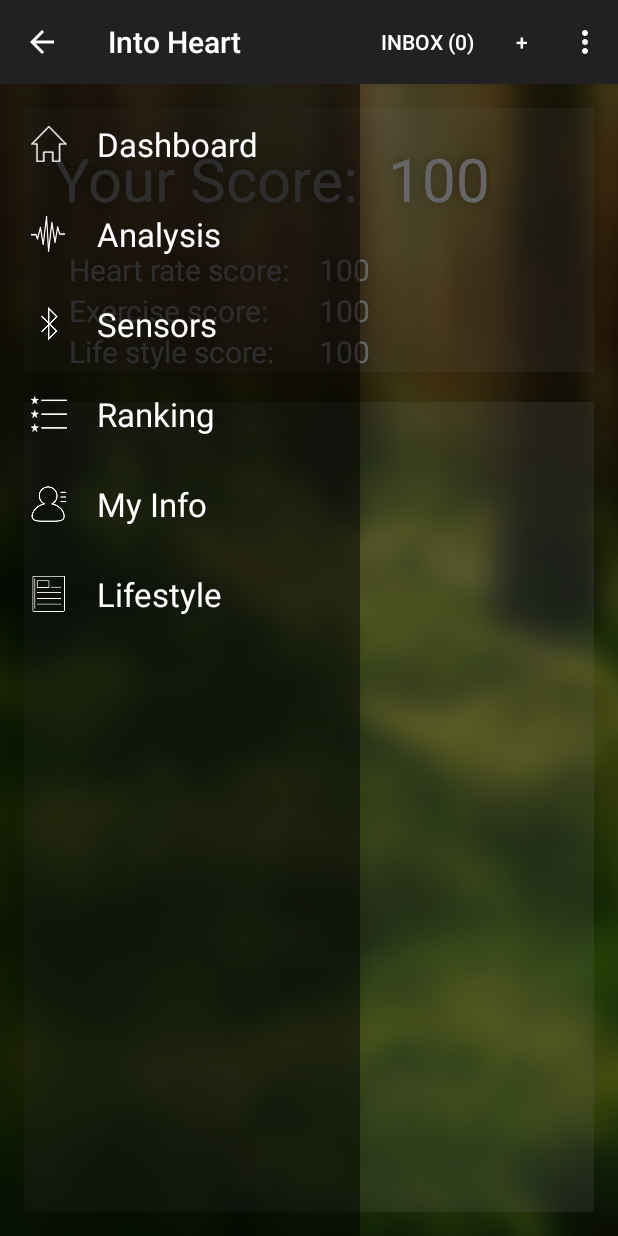
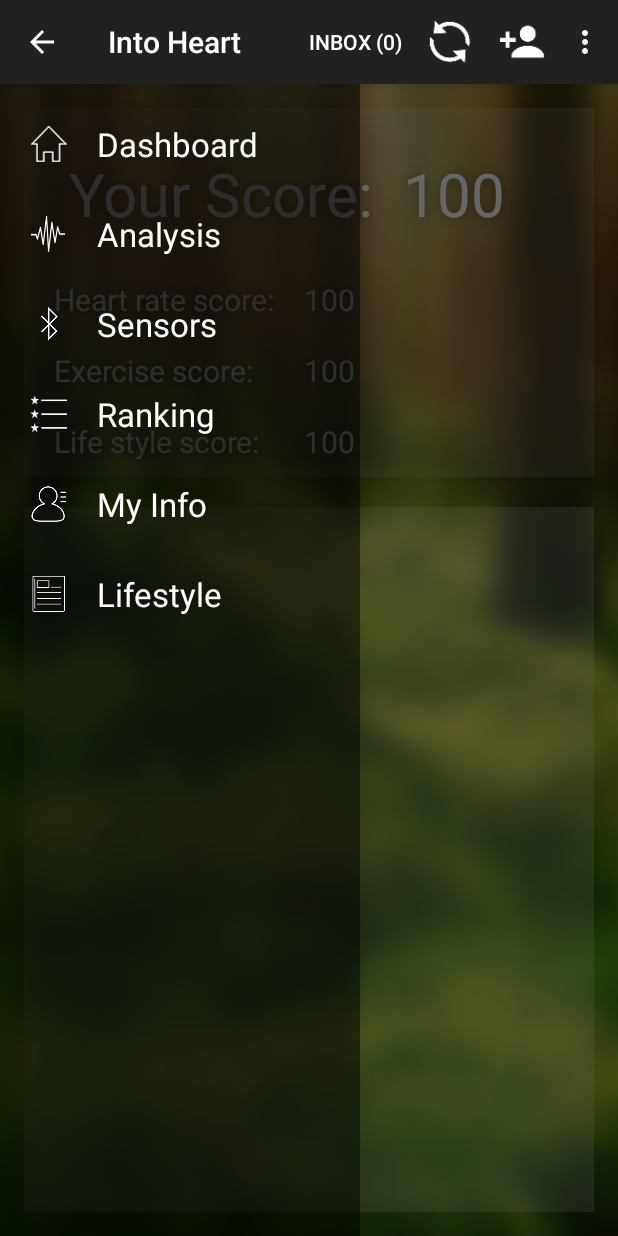
Before and after one commit to aahung/IntoHeart, an Android app: the fragment RankingFragment placed in its activity, on a phone screen of 412 x 824 dp. Run offline under Robolectric (Android 15) with nearby library versions, the phone set to English and light mode, and no system bars; our stand-ins replace ButterKnife; libraries missing offline, so code that uses them is left out: com.jjoe64.graphview, retrofit.client; 21 statements that could not run were skipped.

Commit message:
optimize UI in ranking fragment (icons, layout simplify).

```diff
--- a/IntoHeart/app/src/main/res/layout/fragment_ranking.xml
+++ b/IntoHeart/app/src/main/res/layout/fragment_ranking.xml
@@ -16,6 +16,7 @@
             android:orientation="horizontal"
             android:layout_width="match_parent"
             android:layout_height="wrap_content"
+            android:layout_margin="10dip"
             android:padding="10dip">
 
             <TextView
@@ -47,8 +48,7 @@
             android:orientation="horizontal"
             android:layout_width="match_parent"
             android:layout_height="wrap_content"
-            android:layout_marginTop="10dp"
-            android:layout_marginLeft="20dp">
+            android:layout_margin="10dip">
 
             <TextView
                 android:layout_width="wrap_content"
@@ -74,7 +74,7 @@
             android:orientation="horizontal"
             android:layout_width="match_parent"
             android:layout_height="wrap_content"
-            android:layout_marginLeft="20dp">
+            android:layout_margin="10dip">
 
             <TextView
                 android:layout_width="wrap_content"
@@ -101,7 +101,7 @@
             android:orientation="horizontal"
             android:layout_width="match_parent"
             android:layout_height="wrap_content"
-            android:layout_marginLeft="20dp">
+            android:layout_margin="10dip">
 
             <TextView
                 android:layout_width="wrap_content"
--- a/IntoHeart/app/src/main/res/menu/menu_ranking.xml
+++ b/IntoHeart/app/src/main/res/menu/menu_ranking.xml
@@ -2,9 +2,13 @@
     xmlns:app="http://schemas.android.com/apk/res-auto"
     xmlns:tools="http://schemas.android.com/tools" tools:context="ee3316.intoheart.RankingActivity">
 
-    <item android:id="@+id/action_add" android:title="+"
+    <item android:id="@+id/action_add" android:title="add friend" android:icon="@drawable/add_friend"
         android:orderInCategory="101" app:showAsAction="always" />
 
     <item android:id="@+id/action_inbox" android:title="Inbox (0)"
-        android:orderInCategory="100" app:showAsAction="always" />
+        android:orderInCategory="99" app:showAsAction="always" />
+
+    <item android:id="@+id/action_refresh" android:icon="@drawable/reload"
+        android:orderInCategory="100" app:showAsAction="always"
+        android:title="refresh" />
 </menu>
```
Also changed, not shown: IntoHeart/app/src/main/java/ee3316/intoheart/RankingFragment.java (+9 -0 lines), IntoHeart/app/src/main/res/drawable-xxhdpi/add_friend.png (added), IntoHeart/app/src/main/res/drawable-xxhdpi/reload.png (added).
